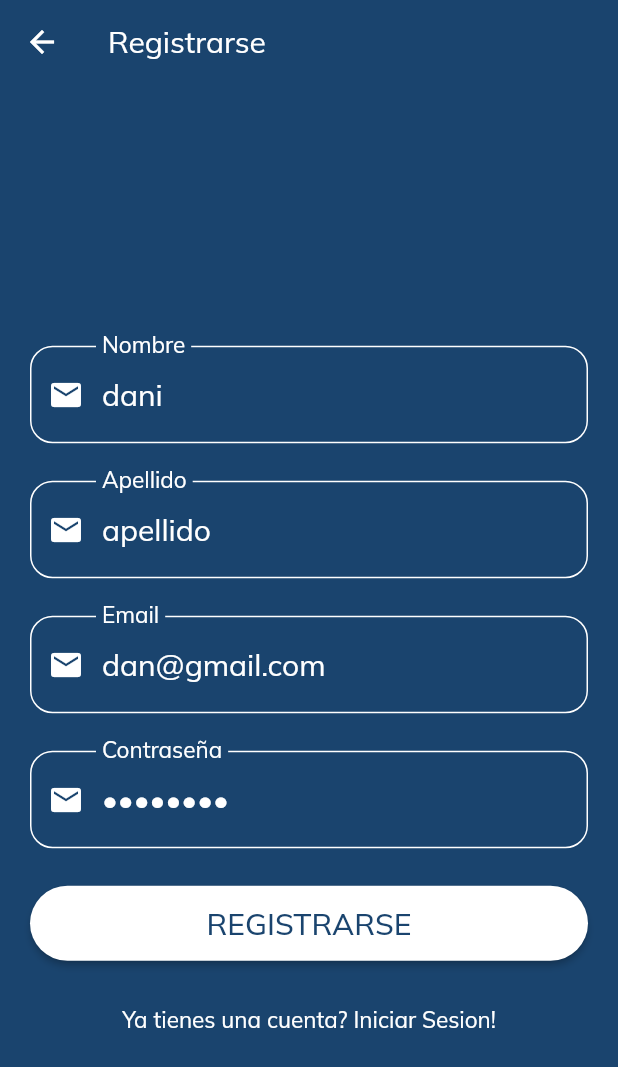
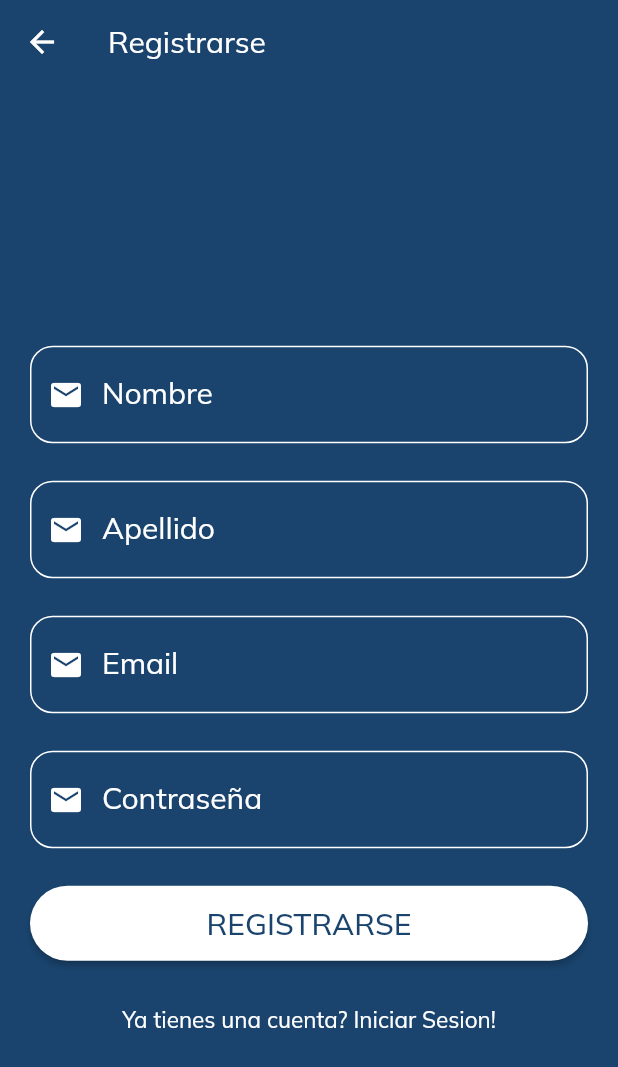
Before and after one commit to krupikivan/kosherparatodos, a Flutter app: the SignUpPage screen opened directly, on a phone screen of 412 x 824 dp. Shown: the top 1067 px of the screen. Run offline on Flutter 3.47's test engine with Material 2 defaults, Android fonts, the phone set to English and light mode, and no system bars; our stand-ins replace cloud_firestore, cloud_functions, connectivity, firebase_auth, firebase_storage, flutter_speed_dial and 5 more; accounts and stored records are empty.

Commit message:
Signup user fixed

```diff
--- a/lib/src/pages/auth_pages/login_page.dart
+++ b/lib/src/pages/auth_pages/login_page.dart
@@ -89,6 +89,7 @@ class _LoginPageState extends State<LoginPage> {
                           InputText(
                             controller: _email,
                             isPass: false,
+                            type: 'email',
                             error: "Ingresa un email",
                             label: "Email",
                           ),
@@ -96,6 +97,7 @@ class _LoginPageState extends State<LoginPage> {
                           InputText(
                             controller: _password,
                             isPass: true,
+                            type: 'pass',
                             error: "Ingresa una contraseña",
                             label: "Contraseña",
                           ),
--- a/lib/src/pages/auth_pages/signup_page.dart
+++ b/lib/src/pages/auth_pages/signup_page.dart
@@ -25,10 +25,10 @@ class _SignUpPageState extends State<SignUpPage> {
   @override
   void initState() {
     super.initState();
-    _name = TextEditingController(text: "dani");
-    _lastName = TextEditingController(text: "apellido");
-    _email = TextEditingController(text: "dan@gmail.com");
-    _password = TextEditingController(text: "Dani1234");
+    _name = TextEditingController(text: "");
+    _lastName = TextEditingController(text: "");
+    _email = TextEditingController(text: "");
+    _password = TextEditingController(text: "");
   }
 
   // Widget _submitButton(UserRepository user) {
--- a/lib/src/providers/user_repository.dart
+++ b/lib/src/providers/user_repository.dart
@@ -161,6 +161,8 @@ class UserRepository with ChangeNotifier {
         throw 'No hay conexion a internet';
       }
     } catch (e) {
+      _status = Status.Unauthenticated;
+      notifyListeners();
       throw e.toString();
     }
   }
```
